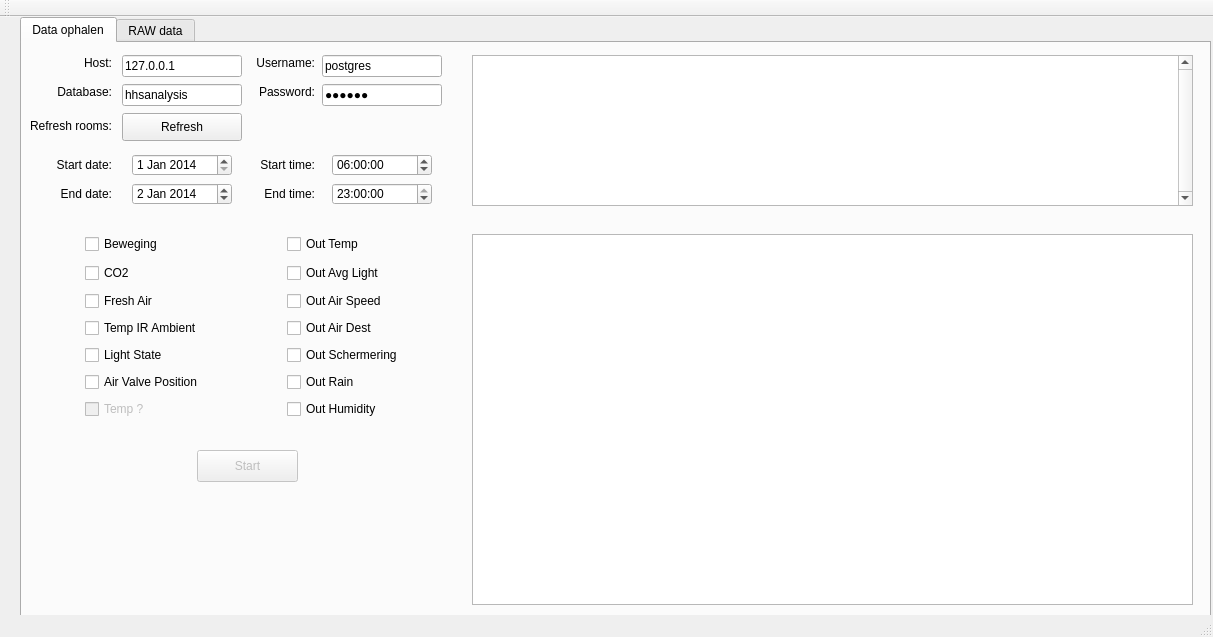
Before: the Qt Designer form Project/Qt projecten/connectDatabase/mainwindow.ui in JustinKharpatoe/KB74_Portfolio_JustinKharpatoe, drawn with Qt 5.
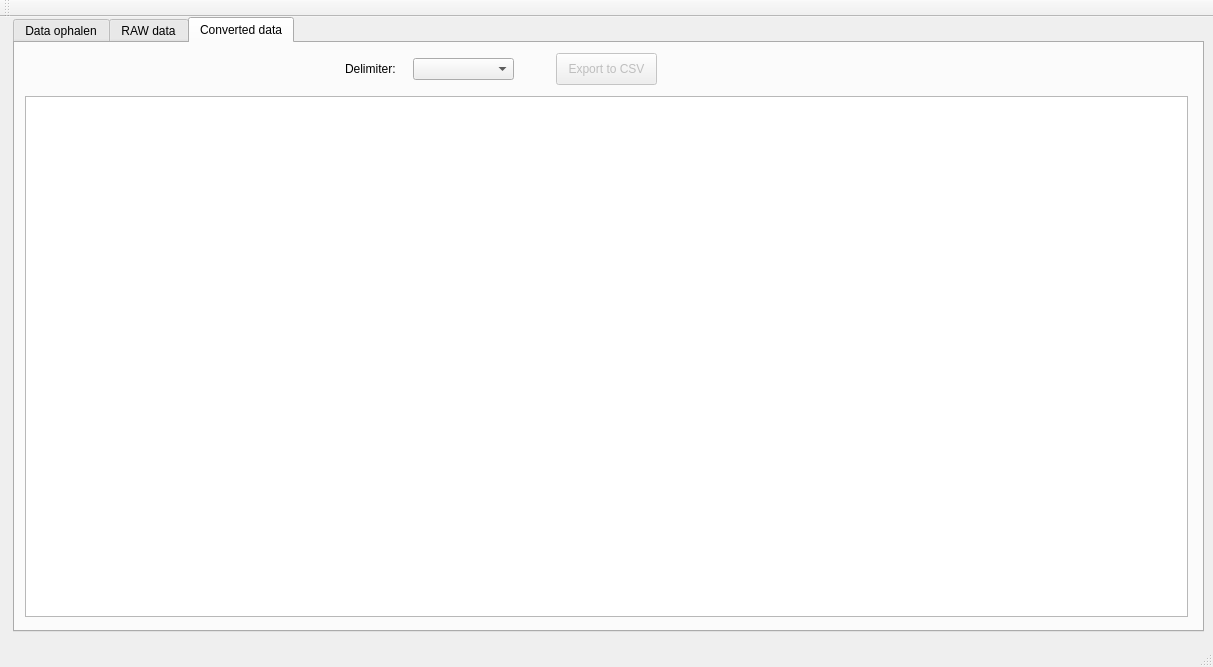
After: the same form once the commit is applied. The open tabs and pages were chosen to show the change.

The edit to the form file:
```diff
--- a/Project/Qt projecten/connectDatabase/mainwindow.ui
+++ b/Project/Qt projecten/connectDatabase/mainwindow.ui
@@ -7,7 +7,7 @@
     <x>0</x>
     <y>0</y>
     <width>1213</width>
-    <height>637</height>
+    <height>667</height>
    </rect>
   </property>
   <property name="sizePolicy">
@@ -23,7 +23,7 @@
    <widget class="QTabWidget" name="tabWidget">
     <property name="geometry">
      <rect>
-      <x>20</x>
+      <x>13</x>
       <y>0</y>
       <width>1191</width>
       <height>615</height>
@@ -189,6 +189,15 @@
         <day>1</day>
        </datetime>
       </property>
+      <property name="currentSection">
+       <enum>QDateTimeEdit::DaySection</enum>
+      </property>
+      <property name="displayFormat">
+       <string>dd-MM-yyyy</string>
+      </property>
+      <property name="calendarPopup">
+       <bool>true</bool>
+      </property>
       <property name="date">
        <date>
         <year>2014</year>
@@ -399,7 +408,7 @@
       <property name="geometry">
        <rect>
         <x>175</x>
-        <y>407</y>
+        <y>470</y>
         <width>101</width>
         <height>32</height>
        </rect>
@@ -445,6 +454,9 @@
         <day>1</day>
        </datetime>
       </property>
+      <property name="calendarPopup">
+       <bool>false</bool>
+      </property>
       <property name="time">
        <time>
         <hour>6</hour>
@@ -704,6 +716,12 @@
         <day>2</day>
        </datetime>
       </property>
+      <property name="displayFormat">
+       <string>dd-MM-yyyy</string>
+      </property>
+      <property name="calendarPopup">
+       <bool>true</bool>
+      </property>
       <property name="date">
        <date>
         <year>2014</year>
@@ -717,6 +735,98 @@
      <attribute name="title">
       <string>RAW data</string>
      </attribute>
+     <widget class="QTableView" name="tableSensors">
+      <property name="geometry">
+       <rect>
+        <x>10</x>
+        <y>4</y>
+        <width>1163</width>
+        <height>279</height>
+       </rect>
+      </property>
+     </widget>
+     <widget class="QTableView" name="tableRawData">
+      <property name="geometry">
+       <rect>
+        <x>10</x>
+        <y>290</y>
+        <width>1163</width>
+        <height>278</height>
+       </rect>
+      </property>
+     </widget>
+    </widget>
+    <widget class="QWidget" name="tab_3">
+     <attribute name="title">
+      <string>Converted data</string>
+     </attribute>
+     <widget class="QTableView" name="tableConvertedData">
+      <property name="geometry">
+       <rect>
+        <x>10</x>
+        <y>53</y>
+        <width>1163</width>
+        <height>521</height>
+       </rect>
+      </property>
+     </widget>
+     <widget class="QPushButton" name="pushExportCSV">
+      <property name="enabled">
+       <bool>false</bool>
+      </property>
+      <property name="geometry">
+       <rect>
+        <x>541</x>
+        <y>10</y>
+        <width>101</width>
+        <height>32</height>
+       </rect>
+      </property>
+      <property name="sizePolicy">
+       <sizepolicy hsizetype="Fixed" vsizetype="Fixed">
+        <horstretch>0</horstretch>
+        <verstretch>0</verstretch>
+       </sizepolicy>
+      </property>
+      <property name="minimumSize">
+       <size>
+        <width>101</width>
+        <height>32</height>
+       </size>
+      </property>
+      <property name="maximumSize">
+       <size>
+        <width>101</width>
+        <height>32</height>
+       </size>
+      </property>
+      <property name="text">
+       <string>Export to CSV</string>
+      </property>
+     </widget>
+     <widget class="QComboBox" name="comboExportDelim">
+      <property name="geometry">
+       <rect>
+        <x>398</x>
+        <y>15</y>
+        <width>101</width>
+        <height>22</height>
+       </rect>
+      </property>
+     </widget>
+     <widget class="QLabel" name="label_11">
+      <property name="geometry">
+       <rect>
+        <x>330</x>
+        <y>15</y>
+        <width>61</width>
+        <height>22</height>
+       </rect>
+      </property>
+      <property name="text">
+       <string>Delimiter:</string>
+      </property>
+     </widget>
     </widget>
    </widget>
   </widget>
```
Left out of the diff: 26 changed lines with no effect on the pictures.
